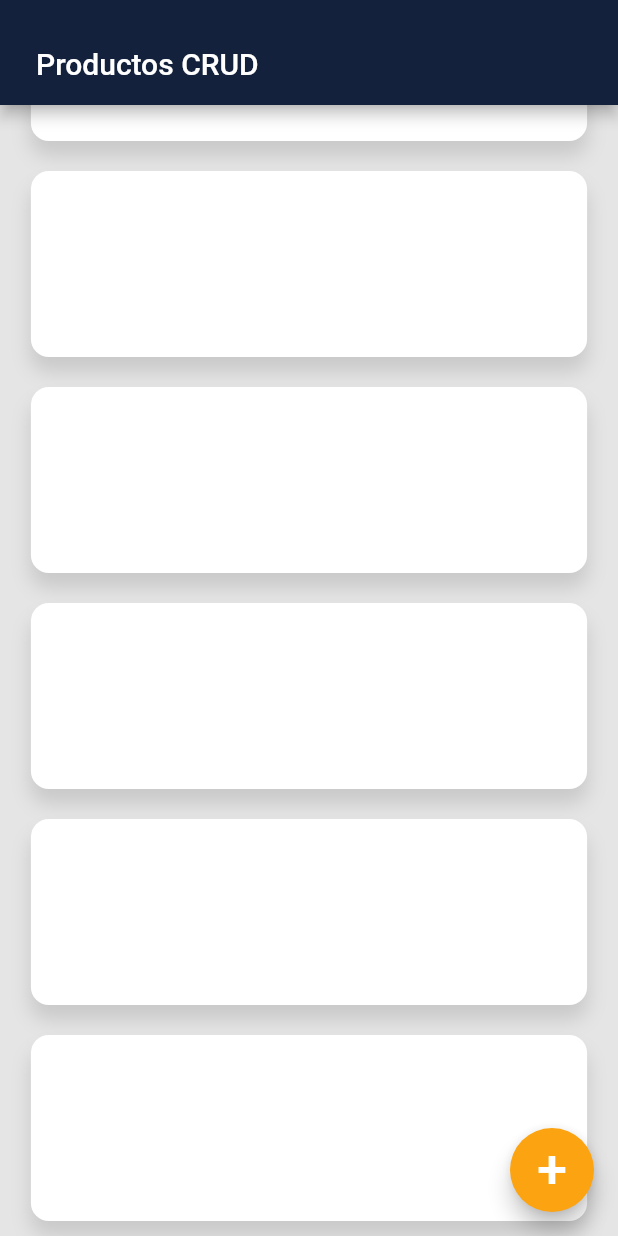
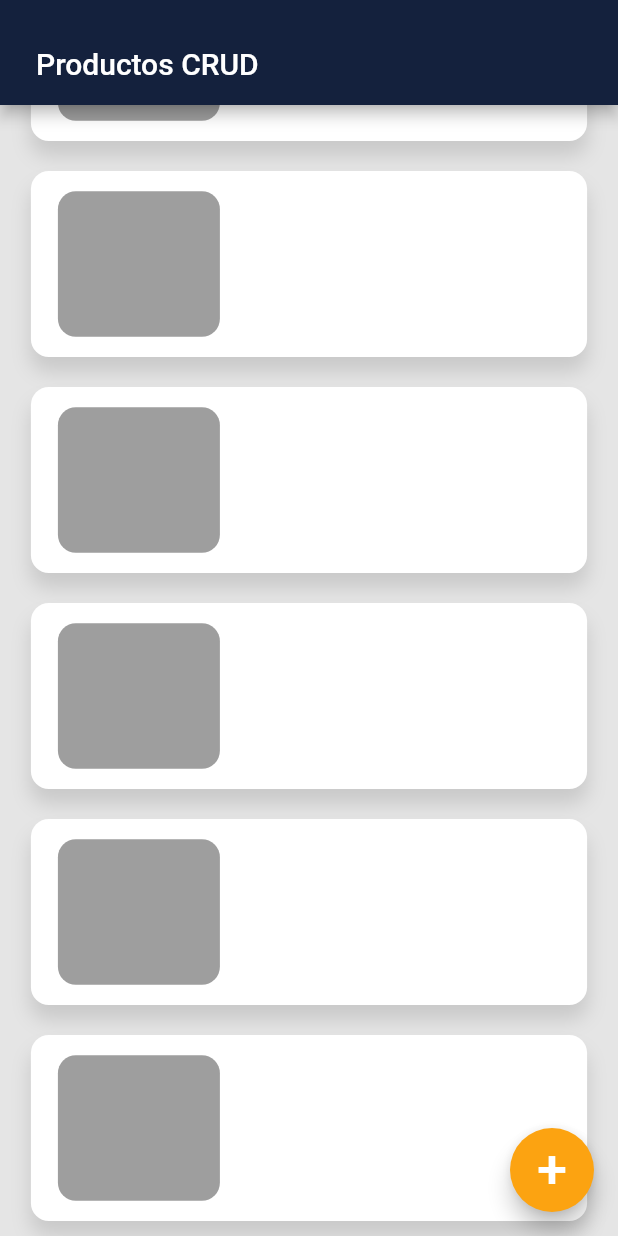
Before and after one commit to ENez7/Products_app, a Flutter app: the screen it shows after launch, scrolled down 370 dp, on a phone screen of 412 x 824 dp. Run offline on Flutter 3.47's test engine with Material 2 defaults, Android fonts, the phone set to English and light mode, and no system bars; our stand-ins replace google_fonts.

Commit message:
Card design finished

```diff
--- a/lib/constants/colors.dart
+++ b/lib/constants/colors.dart
@@ -3,5 +3,6 @@ import 'package:flutter/material.dart';
 class ConstColors {
   static const Color appBar = Color(0xff14213D);
   static const Color buttons = Color(0xffFCA311);
+  static const Color shadow = Colors.black12;
   static Color fonts = Color(0xff14213D).withOpacity(0.5);
 }
--- a/lib/pages/home.dart
+++ b/lib/pages/home.dart
@@ -66,32 +66,40 @@ class ColumnData extends StatelessWidget {
       children: const [
         SearchBar(),
         ProductsCard(
-          productName: '',
-          productPrice: '',
+          productName: 'Producto',
+          productPrice: 'Bs. 145.00',
+          productDescription:
+              'alkjdkjashdkjahsdlkjahsdkljhaskldjhalskdjhaslkdjhajkshdkajhdslkjashdkl',
         ),
         ProductsCard(
           productName: '',
           productPrice: '',
+          productDescription: '',
         ),
         ProductsCard(
           productName: '',
           productPrice: '',
+          productDescription: '',
         ),
         ProductsCard(
           productName: '',
           productPrice: '',
+          productDescription: '',
         ),
         ProductsCard(
           productName: '',
           productPrice: '',
+          productDescription: '',
         ),
         ProductsCard(
           productName: '',
           productPrice: '',
+          productDescription: '',
         ),
         ProductsCard(
           productName: '',
           productPrice: '',
+          productDescription: '',
         ),
       ],
     );
--- a/lib/widgets/products_card.dart
+++ b/lib/widgets/products_card.dart
@@ -1,9 +1,10 @@
+import 'package:ecommerce_platform/constants/colors.dart';
 import 'package:flutter/material.dart';
 
 class ProductsCard extends StatelessWidget {
   final String productName;
   final String productPrice;
-  final String? productDescription;
+  final String productDescription;
   final String? productImage;
   final VoidCallback? onTap;
   final bool disabled;
@@ -12,7 +13,7 @@ class ProductsCard extends StatelessWidget {
     Key? key,
     required this.productName,
     required this.productPrice,
-    this.productDescription,
+    required this.productDescription,
     this.productImage,
     this.onTap,
     this.disabled = false,
@@ -31,13 +32,65 @@ class ProductsCard extends StatelessWidget {
           color: Colors.white,
           boxShadow: const [
             BoxShadow(
-              color: Colors.black12,
+              color: ConstColors.shadow,
               blurRadius: 10,
               offset: Offset(0, 10),
             ),
           ],
         ),
-        child: Text(productName),
+        child: Row(
+          children: [
+            Container(
+              height: 97,
+              width: 108,
+              margin: EdgeInsets.fromLTRB(18, 12, 15, 12),
+              decoration: BoxDecoration(
+                color: Colors.grey,
+                borderRadius: BorderRadius.circular(12),
+              ),
+            ),
+            Container(
+              height: 97,
+              width: 210,
+              margin: EdgeInsets.fromLTRB(0, 12, 18, 12),
+              decoration: BoxDecoration(
+                // color: Colors.grey,
+                borderRadius: BorderRadius.circular(12),
+              ),
+              child: Column(
+                crossAxisAlignment: CrossAxisAlignment.start,
+                children: [
+                  Text(
+                    productName,
+                    style: TextStyle(
+                      fontSize: 18.0,
+                      fontWeight: FontWeight.bold,
+                      color: Colors.black,
+                    ),
+                  ),
+                  SizedBox(height: 5),
+                  Text(
+                    productPrice,
+                    style: TextStyle(
+                      fontSize: 18.0,
+                      color: ConstColors.fonts,
+                    ),
+                  ),
+                  SizedBox(height: 7),
+                  Text(
+                    productDescription,
+                    maxLines: 2,
+                    overflow: TextOverflow.ellipsis,
+                    style: TextStyle(
+                      fontSize: 14.0,
+                    ),
+                  ),
+                  SizedBox(height: 5),
+                ],
+              ),
+            ),
+          ],
+        ),
       ),
     );
   }
--- a/lib/widgets/textfields/searchbar_tf.dart
+++ b/lib/widgets/textfields/searchbar_tf.dart
@@ -19,8 +19,6 @@ class CustomTF extends StatelessWidget {
       padding: EdgeInsets.only(left: 15.0, top: 1),
       child: TextField(
         controller: controller,
-        // maxLines: 3,
-        // maxLength: 20,
         inputFormatters: [
           LengthLimitingTextInputFormatter(20),
         ],
```
Also changed, not shown: lib/widgets/search_bar.dart (+0 -12 lines).
